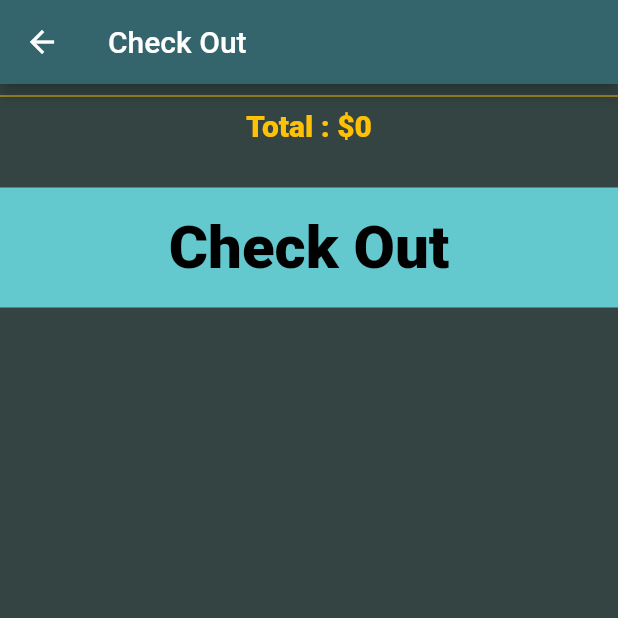
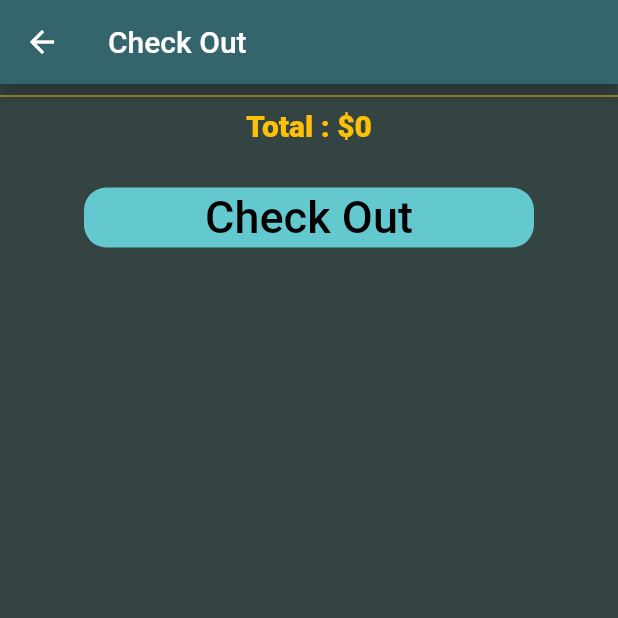
Before and after one commit to ZeeshanAhmedDev/karachify, a Flutter app: the screen it shows after launch, after a tap on an icon or button, on a phone screen of 412 x 824 dp, the top half of it. Run offline on Flutter 3.47's test engine with Material 2 defaults, Android fonts, the light colour scheme and no system bars; our stand-ins replace animated_splash_screen, badges, cool_alert, get, rflutter_alert.

```diff
--- a/lib/Components/custom_checkout_container.dart
+++ b/lib/Components/custom_checkout_container.dart
@@ -8,16 +8,19 @@ class CustomCheckOutContainer extends StatelessWidget {
 
   @override
   Widget build(BuildContext context) {
-    return Container(
+    return Center(
+      child: Container(
         alignment: Alignment.center,
         child: Text(
           kCheckOutText,
           style: kCheckOutButtonStyle,
         ),
-      height: 80.0,
-      width: MediaQuery.of(context).size.width,
+        height: 40.0,
+        width: 300,
         decoration: BoxDecoration(
+          borderRadius: BorderRadius.circular(15),
           color: Theme.of(context).accentColor,
+        ),
       ),
     );
   }
--- a/lib/Constants/const.dart
+++ b/lib/Constants/const.dart
@@ -17,7 +17,7 @@ const kProductPriceTextStyle =
 const kDividerLineColor = Color(0xFF999999);
 const kFinalDividerLineColor = Color(0xFFFFC107);
 const kCheckOutButtonStyle =
-    TextStyle(color: Colors.black, fontSize: 40.0, fontWeight: FontWeight.w900);
+    TextStyle(color: Colors.black, fontSize: 30.0, fontWeight: FontWeight.w500);
 
 const kTotalSumText = TextStyle(
     color: kFinalDividerLineColor, fontWeight: FontWeight.w900, fontSize: 20.0);
--- a/lib/Screens/CheckoutScreen.dart
+++ b/lib/Screens/CheckoutScreen.dart
@@ -76,6 +76,9 @@ class CheckoutScreen extends StatelessWidget {
                   child: CustomCheckOutContainer(),
                 ),
               ),
+              SizedBox(
+                height: 10.0,
+              ),
             ],
           ),
         ),
```
Lines whose indentation alone changed are shown as unchanged.
